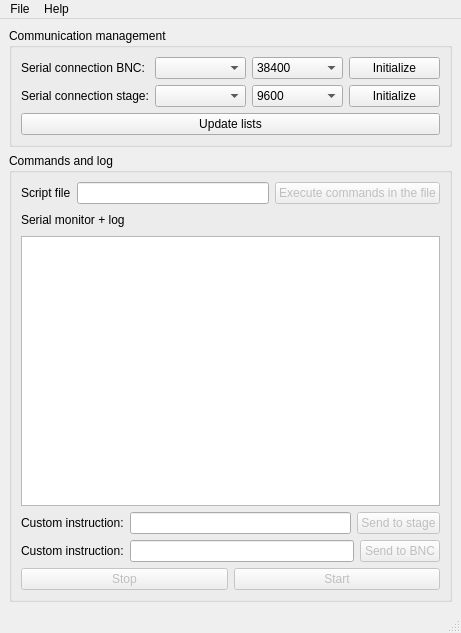
Before: the Qt Designer form src/labctl-ui/minimale_widget_stepper_multi.ui in Brightsite-Plasmalab/labctl, drawn with Qt 5.
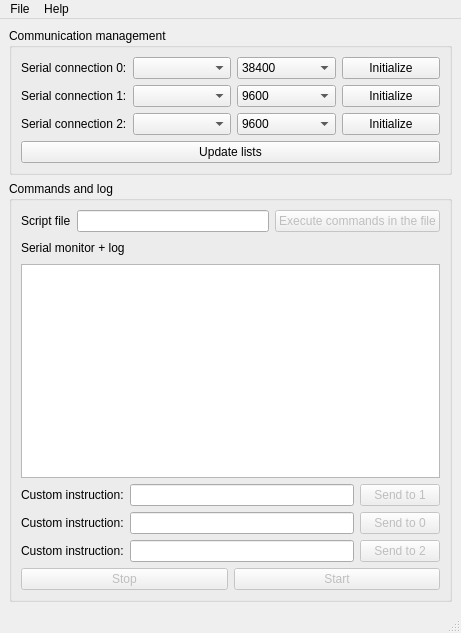
After: the same form once the commit is applied.

Commit message: update UI to accomodate 3 connections

Patch:
```diff
--- a/src/labctl-ui/minimale_widget_stepper_multi.ui
+++ b/src/labctl-ui/minimale_widget_stepper_multi.ui
@@ -24,7 +24,7 @@
        <item row="0" column="0">
         <widget class="QLabel" name="label">
          <property name="text">
-          <string>Serial connection BNC:</string>
+          <string>Serial connection 0:</string>
          </property>
         </widget>
        </item>
@@ -65,9 +65,9 @@
         </layout>
        </item>
        <item row="1" column="0">
-        <widget class="QLabel" name="label_2">
+        <widget class="QLabel" name="label_0">
          <property name="text">
-          <string>Serial connection stage:</string>
+          <string>Serial connection 1:</string>
          </property>
         </widget>
        </item>
@@ -112,7 +112,55 @@
          </item>
         </layout>
        </item>
-       <item row="2" column="0" colspan="2">
+       <item row="2" column="0">
+        <widget class="QLabel" name="label_2">
+         <property name="text">
+          <string>Serial connection 2:</string>
+         </property>
+        </widget>
+       </item>
+       <item row="2" column="1">
+        <layout class="QHBoxLayout" name="horizontalLayout_13">
+         <item>
+          <widget class="QComboBox" name="port_cB_2"/>
+         </item>
+         <item>
+          <widget class="QComboBox" name="baudrate_cB_2">
+           <property name="currentText">
+            <string>9600</string>
+           </property>
+           <item>
+            <property name="text">
+             <string>9600</string>
+            </property>
+           </item>
+           <item>
+            <property name="text">
+             <string>19200</string>
+            </property>
+           </item>
+           <item>
+            <property name="text">
+             <string>38400</string>
+            </property>
+           </item>
+           <item>
+            <property name="text">
+             <string>115200</string>
+            </property>
+           </item>
+          </widget>
+         </item>
+         <item>
+          <widget class="QPushButton" name="init_btn_2">
+           <property name="text">
+            <string>Initialize</string>
+           </property>
+          </widget>
+         </item>
+        </layout>
+       </item>
+       <item row="3" column="0" colspan="2">
         <widget class="QPushButton" name="update_list_btn">
          <property name="text">
           <string>Update lists</string>
@@ -199,7 +247,7 @@
               <bool>false</bool>
              </property>
              <property name="text">
-              <string>Send to stage</string>
+              <string>Send to 1</string>
              </property>
             </widget>
            </item>
@@ -227,7 +275,7 @@
               <bool>false</bool>
              </property>
              <property name="text">
-              <string>Send to BNC</string>
+              <string>Send to 0</string>
              </property>
             </widget>
            </item>
@@ -236,6 +284,34 @@
         </layout>
        </item>
        <item row="5" column="0">
+        <layout class="QHBoxLayout" name="horizontalLayout_14">
+         <item>
+          <widget class="QLabel" name="label_12">
+           <property name="text">
+            <string>Custom instruction:</string>
+           </property>
+          </widget>
+         </item>
+         <item>
+          <layout class="QHBoxLayout" name="horizontalLayout_15">
+           <item>
+            <widget class="QLineEdit" name="cmd_le_2"/>
+           </item>
+           <item>
+            <widget class="QPushButton" name="send_btn_2">
+             <property name="enabled">
+              <bool>false</bool>
+             </property>
+             <property name="text">
+              <string>Send to 2</string>
+             </property>
+            </widget>
+           </item>
+          </layout>
+         </item>
+        </layout>
+       </item>
+       <item row="6" column="0">
         <layout class="QHBoxLayout" name="horizontalLayout_11">
          <item>
           <widget class="QPushButton" name="stop_btn">
```
Left out of the diff: 16 changed lines with no effect on the pictures. The commit also changes 2 other files.
